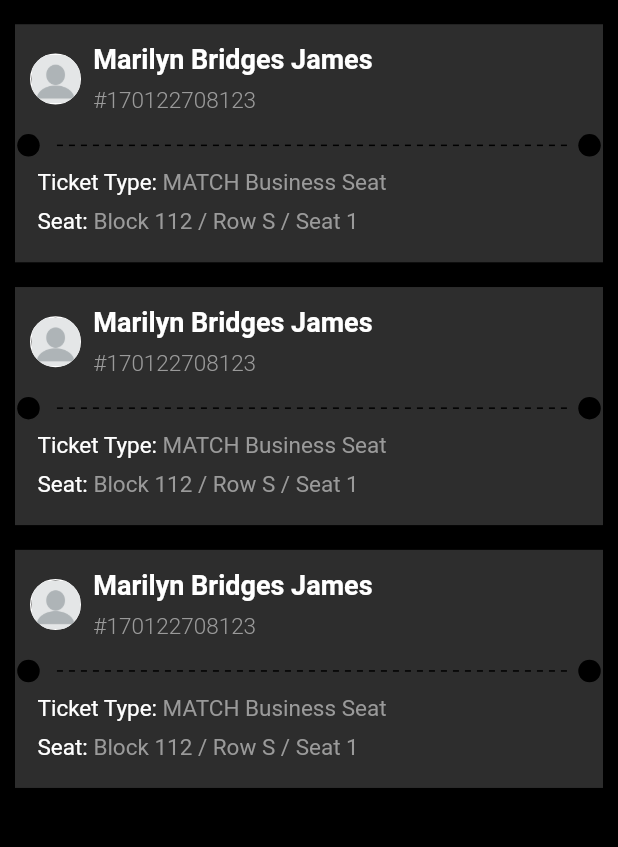
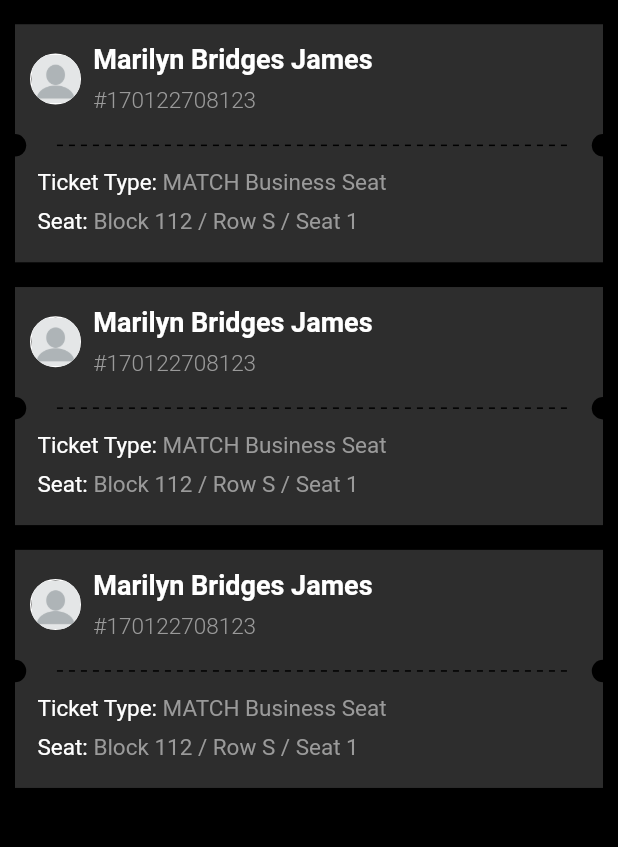
Before and after one commit to samaa99/ticketsTask, a Flutter app: the MatchInfo screen opened directly, on a phone screen of 412 x 824 dp, the part 366-1213 px from its top. Run offline on Flutter 3.47's test engine with Material 2 defaults, Android fonts, the phone set to English and light mode, and no system bars; drawn by our look-alikes of dotted_line; missing offline and left inert: solid_bottom_sheet.

Commit message:
deleting some comments and finish matchInfo screen

```diff
--- a/lib/screens/match_info_page.dart
+++ b/lib/screens/match_info_page.dart
@@ -161,7 +161,6 @@ class _MatchInfoState extends State<MatchInfo> {
 
   Widget _buildTicketsDetailsColumn() {
     return Container(
-      // padding: EdgeInsets.all(10),
       margin: const EdgeInsets.only(bottom: 0),
       color: const Color(0xff2D2D2D),
       child: Padding(
@@ -216,8 +215,10 @@ class _MatchInfoState extends State<MatchInfo> {
             Row(
               mainAxisAlignment: MainAxisAlignment.spaceEvenly,
               children: [
-                Container(
-                  margin: EdgeInsets.only(right: 10),
+                Transform.translate(
+                  offset: const Offset(-9, 0),
+                  child: Container(
+                    margin: const EdgeInsets.only(right: 10),
                     height: 15,
                     width: 15,
                     decoration: const BoxDecoration(
@@ -225,15 +226,19 @@ class _MatchInfoState extends State<MatchInfo> {
                       shape: BoxShape.circle,
                     ),
                   ),
+                ),
                 DottedLine(
                   lineLength: _deviceWidth * 0.84,
                 ),
-                Container(
+                Transform.translate(
+                  offset: const Offset(9, 0),
+                  child: Container(
                     height: 15,
                     width: 15,
                     decoration: const BoxDecoration(
                       color: Colors.black,
                       shape: BoxShape.circle,
+                    ),
                   ),
                 ),
               ],
@@ -286,22 +291,5 @@ class _MatchInfoState extends State<MatchInfo> {
         ),
       ),
     );
-    // Container(
-    //   height: _deviceHeight * 0.12,
-    //   child: Card(
-    //     margin: const EdgeInsets.only(bottom: 0),
-    //     shape: const BeveledRectangleBorder(
-    //       borderRadius: BorderRadius.only(
-    //         topLeft: Radius.circular(5),
-    //         topRight: Radius.circular(5),
-    //       ),
-    //     ),
-    //     color: Color(0xff2D2D2D),
-    //     child: Padding(
-    //       padding: const EdgeInsets.only(left: 15.0, right: 10, top: 20),
-    //       child:
-    //     ),
-    //   ),
-    // ),
   }
 }
--- a/lib/screens/user_details_page.dart
+++ b/lib/screens/user_details_page.dart
@@ -112,8 +112,6 @@ class _UserDetailsState extends State<UserDetails> {
     return Align(
       alignment: Alignment.center,
       child: Column(
-        // mainAxisAlignment: MainAxisAlignment.center,
-        // crossAxisAlignment: CrossAxisAlignment.center,
         children: [
           Container(
             width: 100,
@@ -149,7 +147,6 @@ class _UserDetailsState extends State<UserDetails> {
 
   Widget _buildMatchTicketsInfoColumn() {
     return Column(
-      // mainAxisAlignment: MainAxisAlignment.start,
       crossAxisAlignment: CrossAxisAlignment.start,
       children: [
         SizedBox(
--- a/lib/screens/users_list_page.dart
+++ b/lib/screens/users_list_page.dart
@@ -117,6 +117,3 @@ class _UsersListPageState extends State<UsersListPage> {
     );
   }
 }
-
-// Navigator.push(context,
-// MaterialPageRoute(builder: (context) => const UserDetails()));
```
Also changed, not shown: lib/widgets/companions_list_tile.dart (+0 -27 lines). Lines whose indentation alone changed are shown as unchanged.
